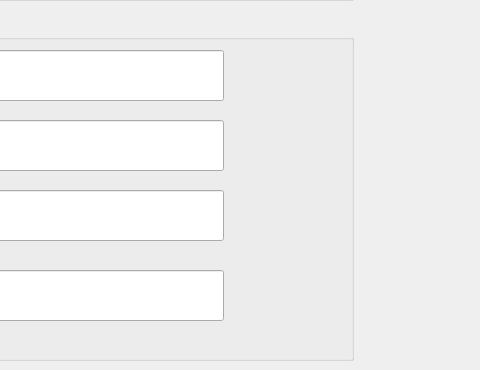
Qt form adminedit_apt.ui (VIGNESHWAR2407/QT-Quiz_Game) before a commit; both pictures show x 297 to 777 and y 180 to 550 of the 777 by 657 pixel window.
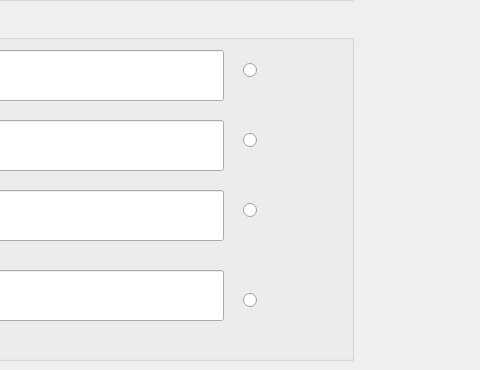
The same form after that commit.

```diff
--- a/adminedit_apt.ui
+++ b/adminedit_apt.ui
@@ -117,6 +117,58 @@
      <string>Choice 1</string>
     </property>
    </widget>
+   <widget class="QRadioButton" name="ch1_rb">
+    <property name="geometry">
+     <rect>
+      <x>430</x>
+      <y>40</y>
+      <width>95</width>
+      <height>20</height>
+     </rect>
+    </property>
+    <property name="text">
+     <string/>
+    </property>
+   </widget>
+   <widget class="QRadioButton" name="ch3_rb">
+    <property name="geometry">
+     <rect>
+      <x>430</x>
+      <y>180</y>
+      <width>95</width>
+      <height>20</height>
+     </rect>
+    </property>
+    <property name="text">
+     <string/>
+    </property>
+   </widget>
+   <widget class="QRadioButton" name="ch4_rb">
+    <property name="geometry">
+     <rect>
+      <x>430</x>
+      <y>270</y>
+      <width>95</width>
+      <height>20</height>
+     </rect>
+    </property>
+    <property name="text">
+     <string/>
+    </property>
+   </widget>
+   <widget class="QRadioButton" name="ch2_rb">
+    <property name="geometry">
+     <rect>
+      <x>430</x>
+      <y>110</y>
+      <width>95</width>
+      <height>20</height>
+     </rect>
+    </property>
+    <property name="text">
+     <string/>
+    </property>
+   </widget>
   </widget>
   <widget class="QGroupBox" name="qn_box">
    <property name="geometry">
```
Left out of the diff: 2 changed lines with no effect on the pictures.
